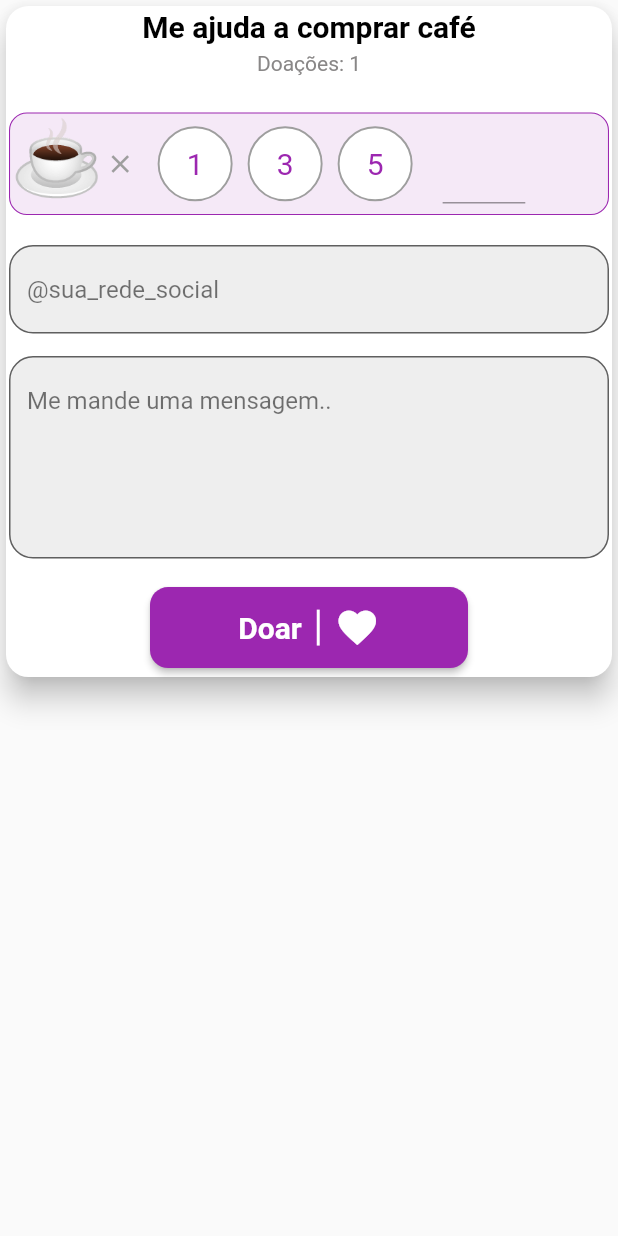
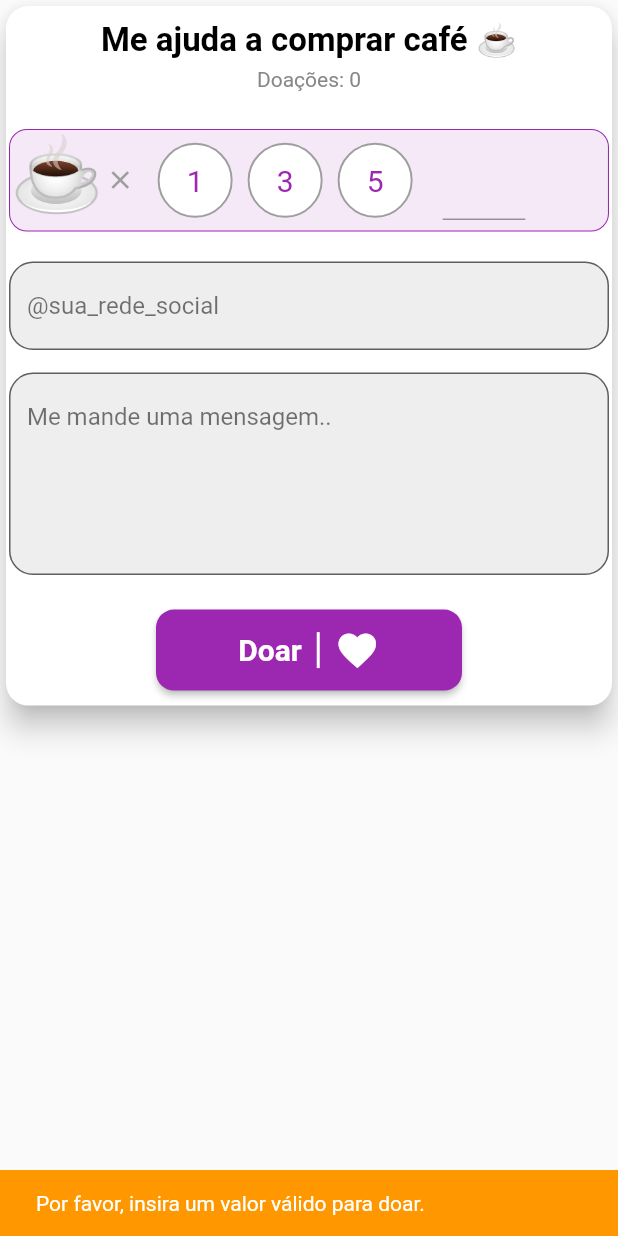
Before and after one commit to eduardoandd/todo_list, a Flutter app: the CardDonationWidget widget shown alone on an empty page, opened directly, after a tap on "Doar", on a phone screen of 412 x 824 dp. Run offline on Flutter 3.47's test engine with Material 2 defaults, Android fonts, the phone set to English and light mode, and no system bars; our stand-ins replace card_swiper, cloud_firestore, firebase_analytics, firebase_core, flutter_holo_date_picker, flutter_local_notifications and 2 more; missing offline and left inert: day_night_time_picker, profile_photo; accounts and stored records are empty.

Commit message:
alterando doação

```diff
--- a/lib/shared/widgets/card_donation_widget.dart
+++ b/lib/shared/widgets/card_donation_widget.dart
@@ -42,8 +42,6 @@ class _CardDonationWidgetState extends State<CardDonationWidget> {
     var socialNetworkController = TextEditingController();
     var messageController = TextEditingController();
 
-
-
     return SingleChildScrollView(
       child: Card(
         color: isDarkMode ? Colors.grey.shade900 : Colors.white,
@@ -57,45 +55,50 @@ class _CardDonationWidgetState extends State<CardDonationWidget> {
               crossAxisAlignment: CrossAxisAlignment.start,
               children: <Widget>[
                 Center(
+                  child: Padding(
+                    padding: const EdgeInsets.only(top:8.0),
                     child: Text(
-                    "Me ajuda a comprar café",
+                      "Me ajuda a comprar café ☕",
                       style: TextStyle(
-                      fontSize: 20,
+                        fontSize: 22,
                         fontWeight: FontWeight.bold,
                         color: isDarkMode ? Colors.white : Colors.black,
                       ),
                     ),
-
                   ),
-                SizedBox(height: 5,),
+                ),
+                SizedBox(
+                  height: 5,
+                ),
                 Center(
                   child: StreamBuilder<QuerySnapshot>(
                       stream: db.collection('donations').snapshots(),
-                    builder: (context,snapshot) {
+                      builder: (context, snapshot) {
                         if (snapshot.hasError) {
                           return Text(
                             "Erro ao carregar doações",
-                          style: TextStyle(color: Color.fromARGB(255, 137, 135, 135)),
+                            style: TextStyle(
+                                color: Color.fromARGB(255, 137, 135, 135)),
                           );
                         }
                         int donatiounCount = snapshot.data?.docs.length ?? 3;
 
-                      return Text(
-                          "Doações: $donatiounCount",
+                        return Text("Doações: $donatiounCount",
                             style: TextStyle(
-                            color: Color.fromARGB(255, 137, 135, 135)
-                          )
-                      );
-                    }
-                  ),
+                                color: Color.fromARGB(255, 137, 135, 135)));
+                      }),
                 ),
                 SizedBox(
                   height: 25,
                 ),
                 Container(
                   decoration: BoxDecoration(
-                    color: isDarkMode ? Colors.grey.shade800 : Colors.purple.withOpacity(0.1),
-                    border: Border.all(color: isDarkMode ? Colors.white70 : Colors.purple, width: 0.7),
+                    color: isDarkMode
+                        ? Colors.grey.shade800
+                        : Colors.purple.withOpacity(0.1),
+                    border: Border.all(
+                        color: isDarkMode ? Colors.white70 : Colors.purple,
+                        width: 0.7),
                     borderRadius: BorderRadius.circular(12),
                   ),
                   child: Row(
@@ -104,7 +107,9 @@ class _CardDonationWidgetState extends State<CardDonationWidget> {
                         padding: const EdgeInsets.only(bottom: 8.0),
                         child: Text(
                           "☕",
-                          style: TextStyle(fontSize: 50, color: isDarkMode ? Colors.white : Colors.black),
+                          style: TextStyle(
+                              fontSize: 50,
+                              color: isDarkMode ? Colors.white : Colors.black),
                         ),
                       ),
                       SizedBox(
@@ -127,7 +132,8 @@ class _CardDonationWidgetState extends State<CardDonationWidget> {
                               height: 50,
                               decoration: BoxDecoration(
                                 color: bgColor1,
-                                border: Border.all(color: borderColor1, width: 1.3),
+                                border:
+                                    Border.all(color: borderColor1, width: 1.3),
                                 borderRadius: BorderRadius.circular(40),
                               ),
                               child: Center(
@@ -137,7 +143,9 @@ class _CardDonationWidgetState extends State<CardDonationWidget> {
                                     fontSize: 20,
                                     color: bgColor1 == Colors.purple.shade400
                                         ? Colors.white
-                                        : (isDarkMode ? Colors.purple.shade200 : Colors.purple),
+                                        : (isDarkMode
+                                            ? Colors.purple.shade200
+                                            : Colors.purple),
                                   ),
                                 ),
                               ),
@@ -151,7 +159,8 @@ class _CardDonationWidgetState extends State<CardDonationWidget> {
                               height: 50,
                               decoration: BoxDecoration(
                                 color: bgColor2,
-                                border: Border.all(color: borderColor2, width: 1.3),
+                                border:
+                                    Border.all(color: borderColor2, width: 1.3),
                                 borderRadius: BorderRadius.circular(40),
                               ),
                               child: Center(
@@ -161,7 +170,9 @@ class _CardDonationWidgetState extends State<CardDonationWidget> {
                                     fontSize: 20,
                                     color: bgColor2 == Colors.purple.shade400
                                         ? Colors.white
-                                        : (isDarkMode ? Colors.purple.shade200 : Colors.purple),
+                                        : (isDarkMode
+                                            ? Colors.purple.shade200
+                                            : Colors.purple),
                                   ),
                                 ),
                               ),
@@ -177,7 +188,8 @@ class _CardDonationWidgetState extends State<CardDonationWidget> {
                               height: 50,
                               decoration: BoxDecoration(
                                 color: bgColor3,
-                                border: Border.all(color: borderColor3, width: 1.3),
+                                border:
+                                    Border.all(color: borderColor3, width: 1.3),
                                 borderRadius: BorderRadius.circular(40),
                               ),
                               child: Center(
@@ -187,7 +199,9 @@ class _CardDonationWidgetState extends State<CardDonationWidget> {
                                     fontSize: 20,
                                     color: bgColor3 == Colors.purple.shade400
                                         ? Colors.white
-                                        : (isDarkMode ? Colors.purple.shade200 : Colors.purple),
+                                        : (isDarkMode
+                                            ? Colors.purple.shade200
+                                            : Colors.purple),
                                   ),
                                 ),
                               ),
@@ -211,8 +225,12 @@ class _CardDonationWidgetState extends State<CardDonationWidget> {
                             controller: valueController,
                             readOnly: false,
                             textAlign: TextAlign.center,
-                            style: TextStyle(fontSize: 25, color: isDarkMode ? Colors.white : Colors.black),
+                            style: TextStyle(
+                                fontSize: 25,
+                                color:
+                                    isDarkMode ? Colors.white : Colors.black),
                             decoration: InputDecoration(),
+                            keyboardType: TextInputType.number,
                           ),
                         ),
                       ),
@@ -229,10 +247,13 @@ class _CardDonationWidgetState extends State<CardDonationWidget> {
                 TextField(
                   controller: socialNetworkController,
                   decoration: InputDecoration(
-                      fillColor: isDarkMode ? Colors.grey.shade800 : Colors.grey.shade200,
+                      fillColor: isDarkMode
+                          ? Colors.grey.shade800
+                          : Colors.grey.shade200,
                       filled: true,
                       hintText: '@sua_rede_social',
-                      hintStyle: TextStyle(color: isDarkMode ? Colors.white70 : Colors.black54),
+                      hintStyle: TextStyle(
+                          color: isDarkMode ? Colors.white70 : Colors.black54),
                       border: OutlineInputBorder(
                         borderRadius: BorderRadius.circular(16),
                       )),
@@ -244,10 +265,13 @@ class _CardDonationWidgetState extends State<CardDonationWidget> {
                   controller: messageController,
                   maxLines: 5,
                   decoration: InputDecoration(
-                      fillColor: isDarkMode ? Colors.grey.shade800 : Colors.grey.shade200,
+                      fillColor: isDarkMode
+                          ? Colors.grey.shade800
+                          : Colors.grey.shade200,
                       filled: true,
                       hintText: 'Me mande uma mensagem..',
-                      hintStyle: TextStyle(color: isDarkMode ? Colors.white70 : Colors.black54),
+                      hintStyle: TextStyle(
+                          color: isDarkMode ? Colors.white70 : Colors.black54),
                       border: OutlineInputBorder(
                           borderRadius: BorderRadius.circular(16))),
                 ),
@@ -258,7 +282,7 @@ class _CardDonationWidgetState extends State<CardDonationWidget> {
                   child: SizedBox(
                     width: 220,
                     child: Padding(
-                      padding: const EdgeInsets.all(4.0),
+                      padding: const EdgeInsets.all(8.0),
                       child: ElevatedButton(
                         style: ElevatedButton.styleFrom(
                           primary: Colors.purple,
@@ -269,7 +293,6 @@ class _CardDonationWidgetState extends State<CardDonationWidget> {
                           padding: const EdgeInsets.symmetric(
                               horizontal: 20, vertical: 12),
                         ),
-
                         child: Row(
                           mainAxisSize: MainAxisSize.min,
                           children: [
@@ -294,16 +317,51 @@ class _CardDonationWidgetState extends State<CardDonationWidget> {
                             ),
                           ],
                         ),
-                        onPressed: () async{
+                        onPressed: () async {
+                          if (valueDonation > 0) {
+                            try {
                               var donation = DonationModel(
                                 quantity: valueDonation,
                                 value: valueDonation * 5,
                                 message: messageController.text,
-                            socialNetwork: socialNetworkController.text
+                                socialNetwork: socialNetworkController.text,
                               );
-                          var doc = await db.collection("donations").add(donation.toJson());
+
+                              await db
+                                  .collection("donations")
+                                  .add(donation.toJson());
+
+                              // Limpa os campos
                               socialNetworkController.text = '';
                               messageController.text = '';
+
+                              // Exibe a mensagem de sucesso
+                              ScaffoldMessenger.of(context).showSnackBar(
+                                SnackBar(
+                                  content: Text("Obrigado pela sua doação!"),
+                                  backgroundColor: Colors.green,
+                                ),
+                              );
+                            } catch (e) {
+                              // Exibe a mensagem de erro
+                              ScaffoldMessenger.of(context).showSnackBar(
+                                SnackBar(
+                                  content: Text(
+                                      "Ocorreu um erro ao processar sua doação."),
+                                  backgroundColor: Colors.red,
+                                ),
+                              );
+                            }
+                          } else {
+                            // Exibe a mensagem caso o valor da doação seja inválido
+                            ScaffoldMessenger.of(context).showSnackBar(
+                              SnackBar(
+                                content: Text(
+                                    "Por favor, insira um valor válido para doar."),
+                                backgroundColor: Colors.orange,
+                              ),
+                            );
+                          }
                         },
                       ),
                     ),
```
Lines whose indentation alone changed are shown as unchanged.
